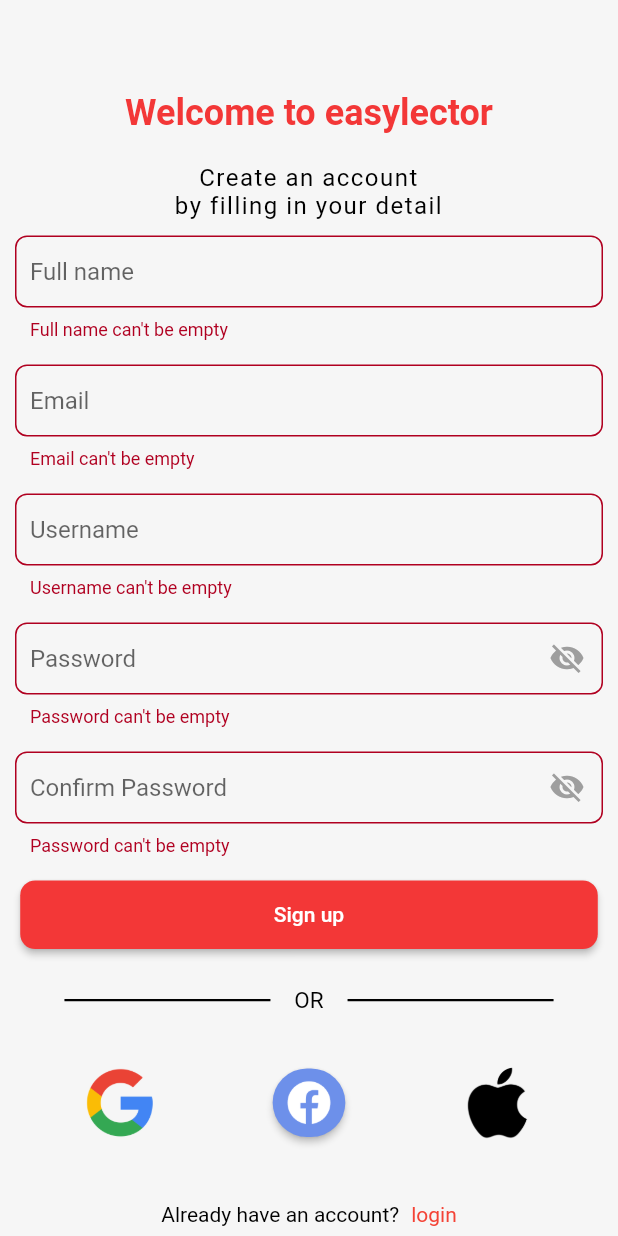
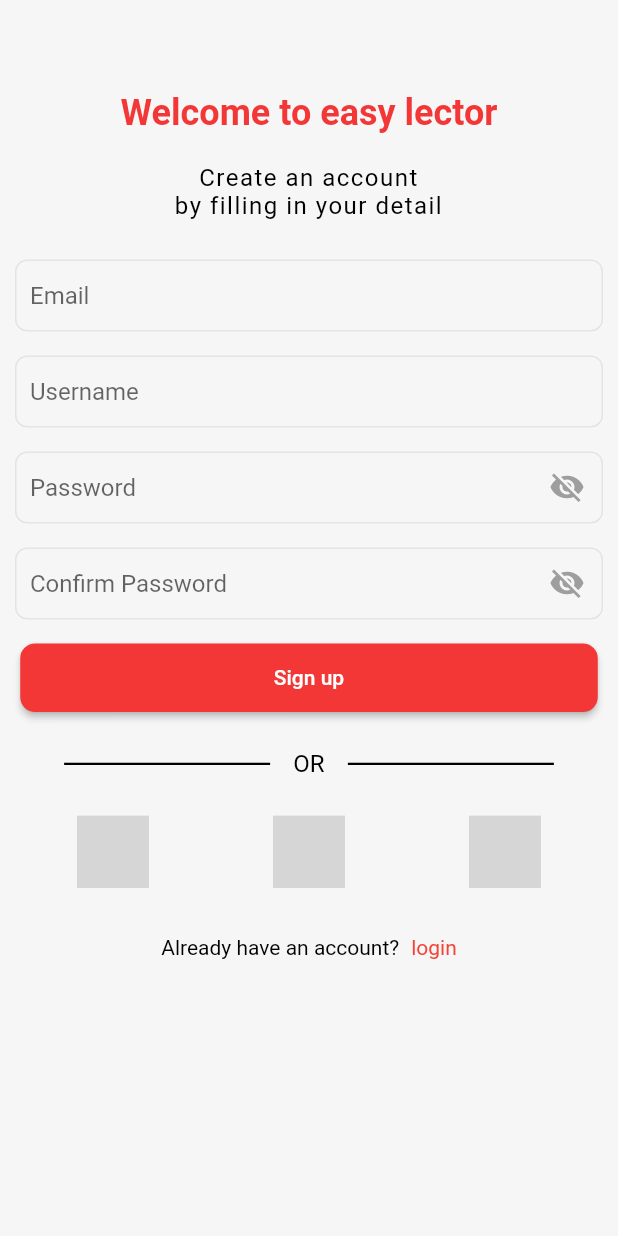
Before and after one commit to dave-tush/new_easylector_app, a Flutter app: the signup_page screen opened directly, after a tap on "Sign up", on a phone screen of 412 x 824 dp. Run offline on Flutter 3.47's test engine with Material 2 defaults, Android fonts, the phone set to English and light mode, and no system bars; our stand-ins replace firebase_auth, firebase_core, fl_chart, flutter_staggered_animations, get; accounts and stored records are empty; network calls fail; statements that could not run were skipped; grey boxes are pictures that could not be loaded.

Commit message:
sign up page

```diff
--- a/lib/Sign up and login pages/Sign_up_page.dart
+++ b/lib/Sign up and login pages/Sign_up_page.dart
@@ -1,9 +1,18 @@
+import 'dart:convert';
+
+import 'package:firebase_auth/firebase_auth.dart';
 import 'package:flutter/material.dart';
+import 'package:get/get.dart';
+import 'package:http/http.dart' as http;
 import 'package:new_easylector_app/Sign%20up%20and%20login%20pages/login_page.dart';
 import 'package:new_easylector_app/config/theme.dart';
+import 'package:new_easylector_app/models/firebase_auth.dart';
+import '../Pages/General_page.dart';
 import '../foundation/color_house/colors.dart';
 import '../foundation/text_widget/Big_text.dart';
 import '../foundation/text_widget/Small_text.dart';
+import '../http.dart';
+import '../widgets/iconImageWidget.dart';
 
 class signup_page extends StatefulWidget {
   const signup_page({Key? key}) : super(key: key);
@@ -13,14 +22,24 @@ class signup_page extends StatefulWidget {
 }
 
 class _Create_EmailState extends State<signup_page> with RegisterAuth {
+  // final FirebaseAuthService _auth = FirebaseAuthService();
+  final nameController = TextEditingController();
+  final emailController = TextEditingController();
+  final passwordController = TextEditingController();
   @override
   Widget build(BuildContext context) {
     var sizes = MediaQuery.of(context).size;
     var H = sizes.height;
     var W = sizes.width;
+    // final newData = Http();
 
     return Scaffold(
-      body: SafeArea(
+      body: StreamBuilder(
+        builder: (context, snapShot) {
+          if (snapShot.connectionState ==  ConnectionState.waiting) {
+            return const Center (child: CircularProgressIndicator(),);
+          } else {
+            return SafeArea(
               child: SingleChildScrollView(
                 child: Padding(
                   padding: const EdgeInsets.symmetric(horizontal: 10),
@@ -39,7 +58,7 @@ class _Create_EmailState extends State<signup_page> with RegisterAuth {
                               width: W,
                               height: W / 15,
                               child: Bigtext(
-                          text: "Welcome to easylector",
+                                text: "Welcome to easy lector",
                                 space: 0,
                                 fontsize: FontSizes.s24,
                                 color: MyColors.maincolor,
@@ -66,15 +85,16 @@ class _Create_EmailState extends State<signup_page> with RegisterAuth {
                               ],
                             ),
                           ),
-                    TextFormField(
-                      decoration: buildInputDecoration("Full name"),
-                      validator:
-                          InputValidator.emptyCheck("Full name can't be empty"),
-                    ),
+                          // TextFormField(
+                          //   decoration: buildInputDecoration("Full name"),
+                          //   validator:
+                          //       InputValidator.emptyCheck("Full name can't be empty"),
+                          // ),
                           const SizedBox(
                             height: Insets.md,
                           ),
                           TextFormField(
+                            controller: emailController,
                             decoration: buildInputDecoration("Email"),
                             validator: InputValidator.email,
                           ),
@@ -82,6 +102,7 @@ class _Create_EmailState extends State<signup_page> with RegisterAuth {
                             height: Insets.md,
                           ),
                           TextFormField(
+                            controller: nameController,
                             decoration: buildInputDecoration("Username"),
                             validator:
                             InputValidator.emptyCheck("Username can't be empty"),
@@ -90,6 +111,7 @@ class _Create_EmailState extends State<signup_page> with RegisterAuth {
                             height: Insets.md,
                           ),
                           TextFormField(
+                            controller: passwordController,
                             obscureText: visiblePassword,
                             decoration: buildInputDecoration("Password", true),
                             validator: InputValidator.password,
@@ -101,6 +123,7 @@ class _Create_EmailState extends State<signup_page> with RegisterAuth {
                             height: Insets.md,
                           ),
                           TextFormField(
+                            // controller: passwordController,
                             obscureText: visiblePassword,
                             decoration:
                             buildInputDecoration("Confirm Password", true),
@@ -117,7 +140,7 @@ class _Create_EmailState extends State<signup_page> with RegisterAuth {
                             height: W / 9,
                             child: ElevatedButton(
                               onPressed: () {
-                          register();
+                                registerUser();
                               },
                               style: ElevatedButton.styleFrom(
                                 backgroundColor: MyColors.maincolor,
@@ -143,7 +166,7 @@ class _Create_EmailState extends State<signup_page> with RegisterAuth {
                                 ),
                                 Smalltext(
                                   text: 'OR',
-                            fontsize: 15,
+                                  fontsize: FontSizes.s16,
                                   space: 0,
                                 ),
                                 Container(
@@ -154,59 +177,13 @@ class _Create_EmailState extends State<signup_page> with RegisterAuth {
                               ],
                             ),
                           ),
-                    Padding(
-                      padding: const EdgeInsets.all(5),
-                      child: Row(
+                          Row(
                             mainAxisAlignment: MainAxisAlignment.spaceAround,
                             children: [
-                          SizedBox(
-                            height: H / 14,
-                            width: W / 7,
-                            child: MaterialButton(
-                                padding: const EdgeInsets.all(5),
-                                shape: const RoundedRectangleBorder(
-                                    borderRadius:
-                                        BorderRadius.all(Radius.circular(25))),
-                                child: const Image(
-                                  image: AssetImage(
-                                      "assets/images/slider/google.png"),
-                                  fit: BoxFit.cover,
-                                ),
-                                onPressed: () {}),
-                          ),
-                          SizedBox(
-                            height: H / 18,
-                            width: W / 8.5,
-                            child: MaterialButton(
-                                padding: const EdgeInsets.all(5),
-                                color: MyColors.fb_blue,
-                                shape: const RoundedRectangleBorder(
-                                    borderRadius:
-                                        BorderRadius.all(Radius.circular(25))),
-                                child: const Image(
-                                  image: AssetImage(
-                                      "assets/images/slider/fb1.png"),
-                                  fit: BoxFit.cover,
-                                ),
-                                onPressed: () {}),
-                          ),
-                          Container(
-                            height: H / 14,
-                            width: W / 7,
-                            child: MaterialButton(
-                                padding: const EdgeInsets.all(5),
-                                shape: const RoundedRectangleBorder(
-                                    borderRadius:
-                                        BorderRadius.all(Radius.circular(25))),
-                                child: const Image(
-                                  image: AssetImage(
-                                      "assets/images/slider/apple.png"),
-                                  fit: BoxFit.cover,
-                                ),
-                                onPressed: () {}),
-                          ),
+                              iconImage("assets/images/slider/google.png"),
+                              iconImage("assets/images/slider/fb1.png"),
+                              iconImage("assets/images/slider/apple.png"),
                             ],
-                      ),
                           ),
                           const SizedBox(
                             height: Insets.lg,
@@ -216,29 +193,31 @@ class _Create_EmailState extends State<signup_page> with RegisterAuth {
                             children: [
                               Smalltext(
                                 text: "Already have an account?",
-                          fontsize: 14,
+                                fontsize: FontSizes.s14,
                                 space: 0,
                               ),
-                        const SizedBox(width: Insets.sm,),
+                              const SizedBox(
+                                width: Insets.sm,
+                              ),
                               GestureDetector(
                                   onTap: () {
                                     Navigator.push(
                                       context,
                                       MaterialPageRoute(
-                                  builder: (context) => const Login_page(),
+                                        builder: (context) => const LoginPage(),
                                       ),
                                     );
                                   },
                                   child: Smalltext(
                                     text: "login",
-                              fontsize: 14,
+                                    fontsize: FontSizes.s14,
                                     space: 0,
                                     color: Colors.red,
                                   )),
                             ],
                           ),
+                          // CircularProgressIndicator()
                         ],
-                ),
                       ),
                     ),
                   ),
@@ -246,20 +225,24 @@ class _Create_EmailState extends State<signup_page> with RegisterAuth {
               ),
             );
           }
+        }
+      , stream: null,)
+
+    );
+  }
 
   InputDecoration buildInputDecoration(hintText, [eyeVisible = false]) {
     var outlineInputBorder = OutlineInputBorder(
         borderSide: BorderSide(color: Colors.grey.withOpacity(0.2)),
         borderRadius: Corners.smBorder);
-
     return InputDecoration(
       suffixIcon: eyeVisible
-          ? IconButton(
-              icon: Icon(
+          ? InkWell(
+              child: Icon(
                 visiblePassword ? Icons.visibility : Icons.visibility_off,
                 color: Colors.grey,
               ),
-              onPressed: () {
+              onTap: () {
                 setState(() {
                   visiblePassword = !visiblePassword;
                 });
@@ -276,6 +259,30 @@ class _Create_EmailState extends State<signup_page> with RegisterAuth {
         borderRadius: Corners.smBorder,
       ),
     );
+  }
+
+  Future<Widget> registerUser() async {
+     var data =
+    json.encode({
+      "userName": nameController.text,
+      "email": emailController.text,
+      "password": passwordController.text,
+    });
+    http.Response res = await http.post(
+      Uri.parse('http://192.168.137.1:5000/user/register'),
+      body: data,
+      headers: {
+        "Content-Type": "application/json",
+        "Accept": "application/json",
+        'Authorization': ""}
+    );
+    if (res.statusCode == 200) {
+      print("registered successful");
+      return const general_page();
+    } else {
+      return Container();
+      print("failed to register: ${res.reasonPhrase}");
+    }
   }
 
   @override
```
Lines whose indentation alone changed are shown as unchanged.
